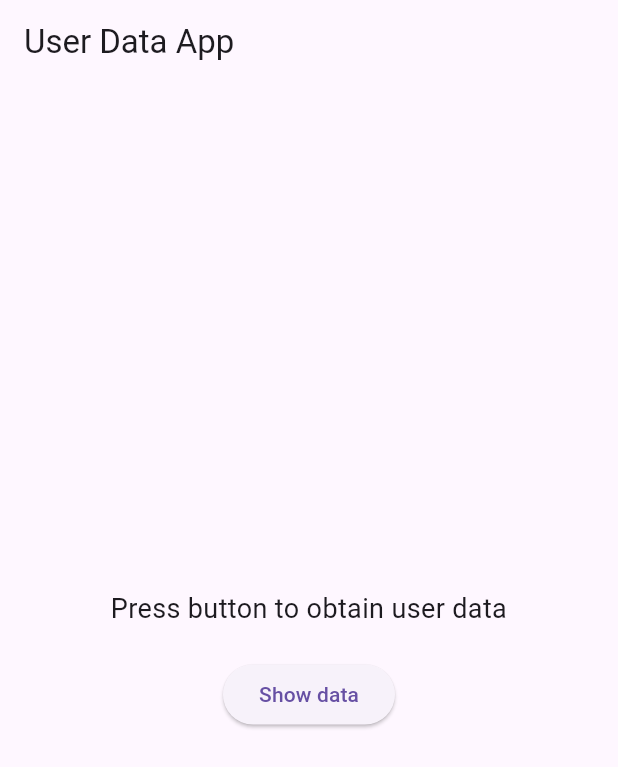
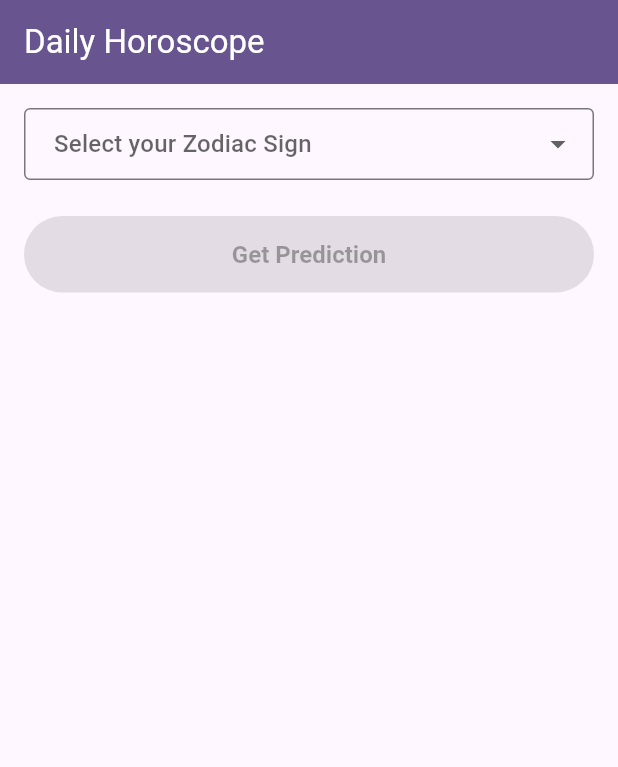
Before and after one commit to ilyin0/myapp, a Flutter app: the screen it shows after launch, on a phone screen of 412 x 824 dp. Shown: the top 767 px of the screen. Run offline on Flutter 3.47's test engine with Material 3 defaults, Android fonts, the phone set to English and light mode, and no system bars; missing offline and left inert: dart:js_interop.

Commit message:
Add daily horoskope functionality

```diff
--- /dev/null
+++ b/lib/data/data_source/horoscope_data_source.dart
@@ -0,0 +1,28 @@
+import 'dart:convert';
+
+import 'package:myapp/data/dto/daily_predict_dto.dart';
+import 'package:myapp/domain/entity/zodiac_sign.dart';
+import 'package:http/http.dart' as http;
+
+abstract interface class HoroscopeDataSource {
+  Future<DailyPredictDto> getDailyPredict({required ZodiacSign sign});
+}
+
+final class HoroscopeRemoteDataSource implements HoroscopeDataSource {
+  final http.Client _client;
+
+  HoroscopeRemoteDataSource({required http.Client client}) : _client = client;
+
+  @override
+  Future<DailyPredictDto> getDailyPredict({required ZodiacSign sign}) async {
+    final response = await _client.post(
+      Uri.parse('https://aztro.sameerkumar.website/?sign=${sign.name}&day=today'),
+    );
+
+    if (response.statusCode == 200) {
+      return DailyPredictDto.fromJson(json.decode(response.body));
+    } else {
+      throw Exception('Failed to load horoscope');
+    }
+  }
+}
--- /dev/null
+++ b/lib/data/dto/daily_predict_dto.dart
@@ -0,0 +1,6 @@
+final class DailyPredictDto {
+  DailyPredictDto.fromJson(Map<String, dynamic> json)
+      : predict = json['description'];
+
+  final String predict;
+}
--- /dev/null
+++ b/lib/data/repository/horoscope_data_repository.dart
@@ -0,0 +1,16 @@
+import 'package:myapp/data/data_source/horoscope_data_source.dart';
+import 'package:myapp/domain/entity/daily_predict.dart';
+import 'package:myapp/domain/entity/zodiac_sign.dart';
+import 'package:myapp/domain/repository/horoscope_repository.dart';
+
+final class HoroscopeDataRepository implements HoroscopeRepository {
+  const HoroscopeDataRepository(this._dataSource);
+
+  final HoroscopeDataSource _dataSource;
+
+  @override
+  Future<DailyPredict> getDailyPredict({required ZodiacSign sign}) async {
+    final dailyPredictDto = await _dataSource.getDailyPredict(sign: sign);
+    return DailyPredict(predict: dailyPredictDto.predict);
+  }
+}
--- /dev/null
+++ b/lib/domain/entity/daily_predict.dart
@@ -0,0 +1,5 @@
+final class DailyPredict {
+  const DailyPredict({required this.predict});
+
+  final String predict;
+}
--- /dev/null
+++ b/lib/domain/entity/zodiac_sign.dart
@@ -0,0 +1,14 @@
+enum ZodiacSign {
+  aries,
+  taurus,
+  gemini,
+  cancer,
+  leo,
+  virgo,
+  libra,
+  scorpio,
+  sagittarius,
+  capricorn,
+  aquarius,
+  pisces
+}
--- /dev/null
+++ b/lib/domain/repository/horoscope_repository.dart
@@ -0,0 +1,6 @@
+import 'package:myapp/domain/entity/daily_predict.dart';
+import 'package:myapp/domain/entity/zodiac_sign.dart';
+
+abstract interface class HoroscopeRepository {
+  Future<DailyPredict> getDailyPredict({required ZodiacSign sign});
+}
--- /dev/null
+++ b/lib/domain/use_case/get_daily_predict_use_case.dart
@@ -0,0 +1,12 @@
+import 'package:myapp/domain/entity/daily_predict.dart';
+import 'package:myapp/domain/entity/zodiac_sign.dart';
+import 'package:myapp/domain/repository/horoscope_repository.dart';
+
+final class GetDailyPredictUseCase {
+  const GetDailyPredictUseCase(this._repository);
+
+  final HoroscopeRepository _repository;
+
+  Future<DailyPredict> call({required ZodiacSign sign}) =>
+      _repository.getDailyPredict(sign: sign);
+}
--- a/lib/main.dart
+++ b/lib/main.dart
@@ -1,9 +1,9 @@
-import 'package:flutter/widgets.dart';
-import 'package:flutter/material.dart' as material;
-
-import 'package:myapp/ui/home/home_screen.dart';
+import 'package:myapp/di/di.dart';
+import 'package:myapp/presentation/main_screen.dart';
+import 'package:flutter/material.dart';
 
 void main() {
+  initDi();
   runApp(const MyApp());
 }
 
@@ -12,9 +12,19 @@ class MyApp extends StatelessWidget {
 
   @override
   Widget build(BuildContext context) {
-    return material.MaterialApp(
-      theme: material.ThemeData.light(),
-      home: const HomeScreen(),
+    return MaterialApp(
+      title: 'Daily Horoscope',
+      theme: ThemeData(
+        colorScheme: ColorScheme.fromSeed(seedColor: Colors.deepPurple),
+        useMaterial3: true,
+        elevatedButtonTheme: ElevatedButtonThemeData(
+          style: ElevatedButton.styleFrom(
+            backgroundColor: Colors.deepPurple,
+            foregroundColor: Colors.white,
+          ),
+        ),
+      ),
+      home: const MainScreen(),
     );
   }
 }
--- /dev/null
+++ b/lib/presentation/main_screen.dart
@@ -0,0 +1,136 @@
+import 'package:myapp/di/di.dart';
+import 'package:myapp/domain/entity/daily_predict.dart';
+import 'package:myapp/domain/entity/zodiac_sign.dart';
+import 'package:flutter/material.dart';
+
+final class MainScreen extends StatefulWidget {
+  const MainScreen({super.key});
+
+  @override
+  State<MainScreen> createState() => _MainScreenState();
+}
+
+final class _MainScreenState extends State<MainScreen> {
+  bool _isLoading = false;
+  DailyPredict? _predict;
+  String? _error;
+  ZodiacSign? _selectedSign;
+
+  Future<void> _getDailyPredict() async {
+    if (_selectedSign == null) return;
+
+    setState(() {
+      _isLoading = true;
+      _error = null;
+      _predict = null;
+    });
+
+    try {
+      final predict = await getDailyPredictUseCase(sign: _selectedSign!);
+      setState(() {
+        _predict = predict;
+      });
+    } catch (e) {
+      setState(() {
+        _error = e.toString();
+      });
+    } finally {
+      setState(() {
+        _isLoading = false;
+      });
+    }
+  }
+
+  @override
+  Widget build(BuildContext context) {
+    return Scaffold(
+      appBar: AppBar(
+        title: const Text('Daily Horoscope'),
+        backgroundColor: Theme.of(context).colorScheme.primary,
+        foregroundColor: Theme.of(context).colorScheme.onPrimary,
+      ),
+      body: Padding(
+        padding: const EdgeInsets.all(16.0),
+        child: Column(
+          crossAxisAlignment: CrossAxisAlignment.stretch,
+          children: [
+            DropdownButtonFormField<ZodiacSign>(
+              initialValue: _selectedSign,
+              hint: const Text('Select your Zodiac Sign'),
+              isExpanded: true,
+              decoration: const InputDecoration(
+                border: OutlineInputBorder(),
+                contentPadding: EdgeInsets.symmetric(
+                  horizontal: 16,
+                  vertical: 8,
+                ),
+              ),
+              onChanged: (ZodiacSign? newValue) {
+                if (newValue != null) {
+                  setState(() {
+                    _selectedSign = newValue;
+                  });
+                }
+              },
+              items: ZodiacSign.values.map<DropdownMenuItem<ZodiacSign>>((
+                ZodiacSign value,
+              ) {
+                return DropdownMenuItem<ZodiacSign>(
+                  value: value,
+                  child: Text(
+                    value.name[0].toUpperCase() + value.name.substring(1),
+                  ),
+                );
+              }).toList(),
+            ),
+            const SizedBox(height: 24),
+            ElevatedButton(
+              onPressed: _isLoading || _selectedSign == null
+                  ? null
+                  : _getDailyPredict,
+              style: ElevatedButton.styleFrom(
+                padding: const EdgeInsets.symmetric(vertical: 16),
+                textStyle: const TextStyle(
+                  fontSize: 16,
+                  fontWeight: FontWeight.bold,
+                ),
+              ),
+              child: _isLoading
+                  ? const SizedBox(
+                      height: 24,
+                      width: 24,
+                      child: CircularProgressIndicator(
+                        strokeWidth: 3,
+                        color: Colors.white,
+                      ),
+                    )
+                  : const Text('Get Prediction'),
+            ),
+            const SizedBox(height: 24),
+            if (_predict != null)
+              Card(
+                elevation: 4,
+                shape: RoundedRectangleBorder(
+                  borderRadius: BorderRadius.circular(12),
+                ),
+                child: Padding(
+                  padding: const EdgeInsets.all(16.0),
+                  child: Text(
+                    _predict!.predict,
+                    textAlign: TextAlign.center,
+                    style: Theme.of(context).textTheme.titleMedium,
+                  ),
+                ),
+              ),
+            if (_error != null)
+              SelectableText(
+                _error!,
+                textAlign: TextAlign.center,
+                style: const TextStyle(color: Colors.red, fontSize: 16),
+              ),
+          ],
+        ),
+      ),
+    );
+  }
+}
--- a/pubspec.yaml
+++ b/pubspec.yaml
@@ -34,6 +34,7 @@ dependencies:
   # The following adds the Cupertino Icons font to your application.
   # Use with the CupertinoIcons class for iOS style icons.
   cupertino_icons: ^1.0.8
+  http: ^1.6.0
 
 dev_dependencies:
   flutter_test:
```
Also changed, not shown: lib/di/di.dart (added, +22 -0 lines), pubspec.lock, 2 other files.
